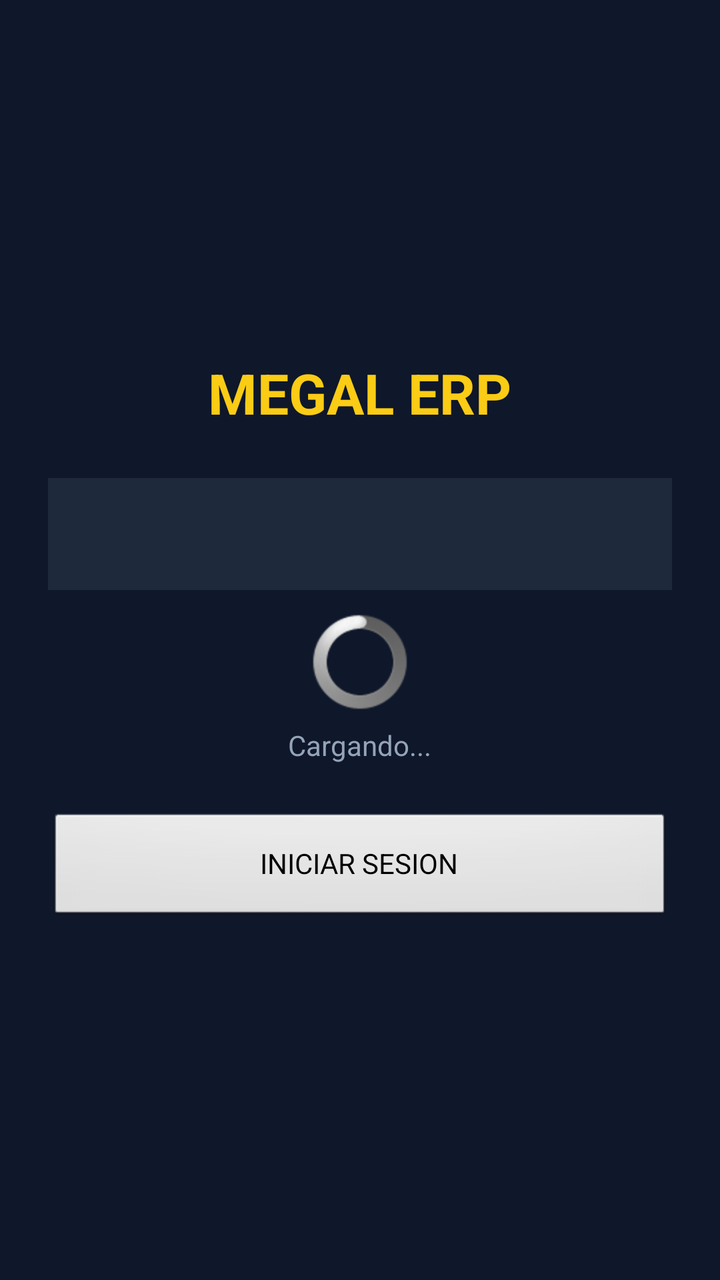
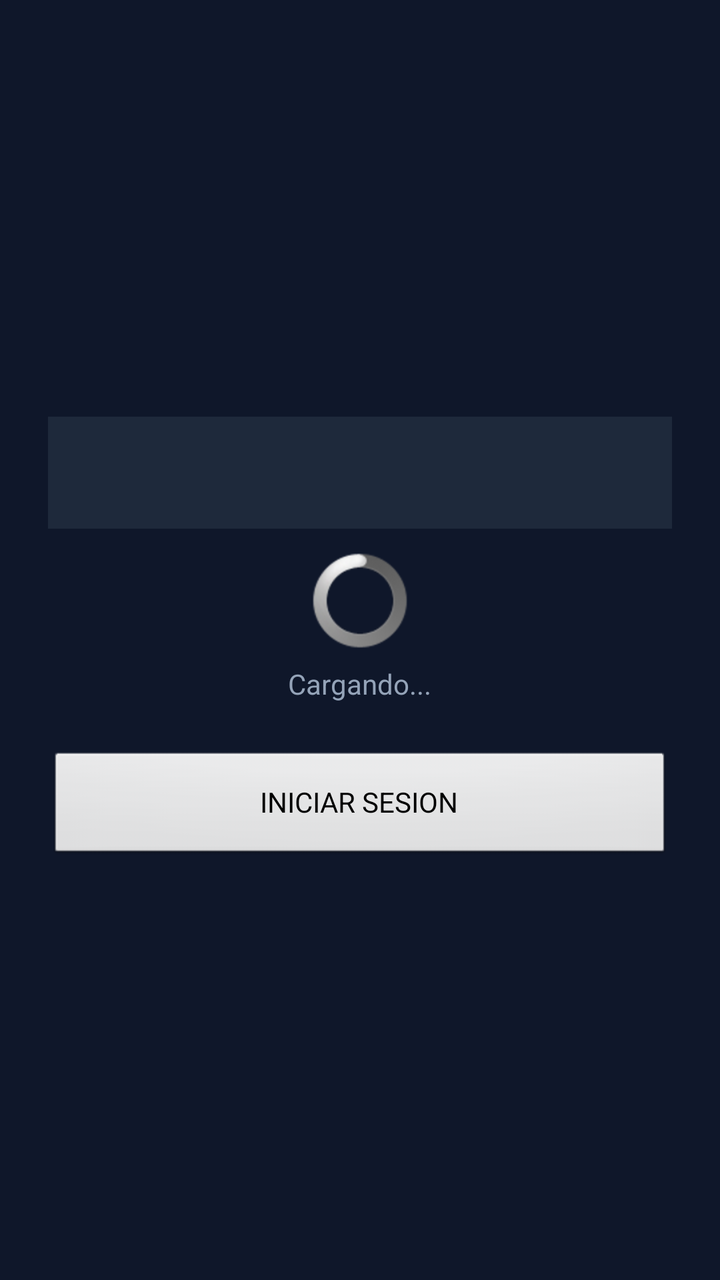

Two renders of the same Android screen: before a commit and after it. Below are the layout's source before the change and the commit's diff.
<!-- AndroidManifest.xml: application theme android:Theme.NoTitleBar -->
<!-- res/layout/activity_login.xml -->
<?xml version="1.0" encoding="utf-8"?>
<LinearLayout xmlns:android="http://schemas.android.com/apk/res/android"
    android:layout_width="match_parent"
    android:layout_height="match_parent"
    android:orientation="vertical"
    android:gravity="center"
    android:padding="24dp"
    android:background="#0F172A">

    <TextView
        android:layout_width="wrap_content"
        android:layout_height="wrap_content"
        android:text="MEGAL ERP"
        android:textSize="28sp"
        android:textColor="#FACC15"
        android:textStyle="bold"/>

    <Spinner
        android:id="@+id/spinnerLogin"
        android:layout_width="match_parent"
        android:layout_height="56dp"
        android:layout_marginTop="24dp"
        android:background="#1E293B"/>

    <ProgressBar
        android:id="@+id/progressLogin"
        android:layout_width="wrap_content"
        android:layout_height="wrap_content"
        android:layout_marginTop="12dp"/>

    <TextView
        android:id="@+id/tvLoginInfo"
        android:layout_width="wrap_content"
        android:layout_height="wrap_content"
        android:text="Cargando..."
        android:textColor="#94A3B8"
        android:layout_marginTop="8dp"
        android:layout_marginBottom="24dp"/>

    <Button
        android:id="@+id/btnIniciarSesion"
        android:layout_width="match_parent"
        android:layout_height="56dp"
        android:text="INICIAR SESION"/>

</LinearLayout>
<!-- resources referenced by this layout -->
<resources>

</resources>

<!-- the commit's change to res/layout/activity_login.xml (unified diff, before → after) -->
@@ -6,41 +6,8 @@
     android:gravity="center"
     android:padding="24dp"
     android:background="#0F172A">
-
-    <TextView
-        android:layout_width="wrap_content"
-        android:layout_height="wrap_content"
-        android:text="MEGAL ERP"
-        android:textSize="28sp"
-        android:textColor="#FACC15"
-        android:textStyle="bold"/>
-
-    <Spinner
-        android:id="@+id/spinnerLogin"
-        android:layout_width="match_parent"
-        android:layout_height="56dp"
-        android:layout_marginTop="24dp"
-        android:background="#1E293B"/>
-
-    <ProgressBar
-        android:id="@+id/progressLogin"
-        android:layout_width="wrap_content"
-        android:layout_height="wrap_content"
-        android:layout_marginTop="12dp"/>
-
-    <TextView
-        android:id="@+id/tvLoginInfo"
-        android:layout_width="wrap_content"
-        android:layout_height="wrap_content"
-        android:text="Cargando..."
-        android:textColor="#94A3B8"
-        android:layout_marginTop="8dp"
-        android:layout_marginBottom="24dp"/>
-
-    <Button
-        android:id="@+id/btnIniciarSesion"
-        android:layout_width="match_parent"
-        android:layout_height="56dp"
-        android:text="INICIAR SESION"/>
-
+    <Spinner android:id="@+id/spinnerLogin" android:layout_width="match_parent" android:layout_height="56dp" android:background="#1E293B"/>
+    <ProgressBar android:id="@+id/progressLogin" android:layout_width="wrap_content" android:layout_height="wrap_content" android:layout_marginTop="12dp"/>
+    <TextView android:id="@+id/tvLoginInfo" android:layout_width="wrap_content" android:layout_height="wrap_content" android:text="Cargando..." android:textColor="#94A3B8" android:layout_marginTop="8dp" android:layout_marginBottom="24dp"/>
+    <Button android:id="@+id/btnIniciarSesion" android:layout_width="match_parent" android:layout_height="56dp" android:text="INICIAR SESION"/>
 </LinearLayout>
